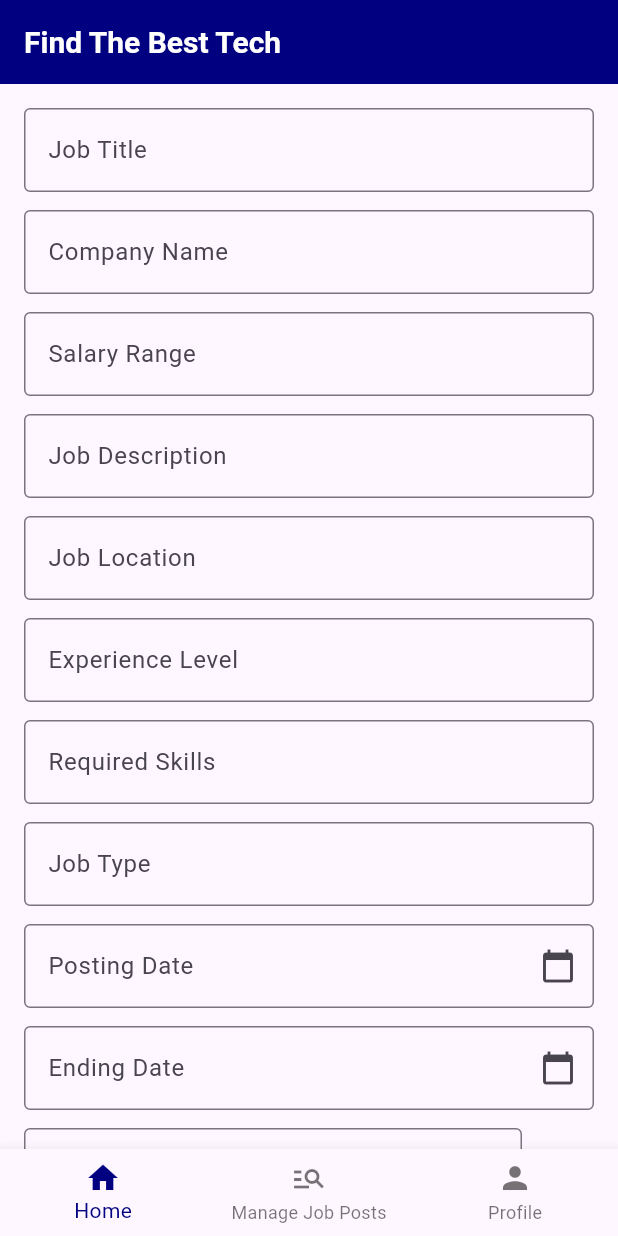
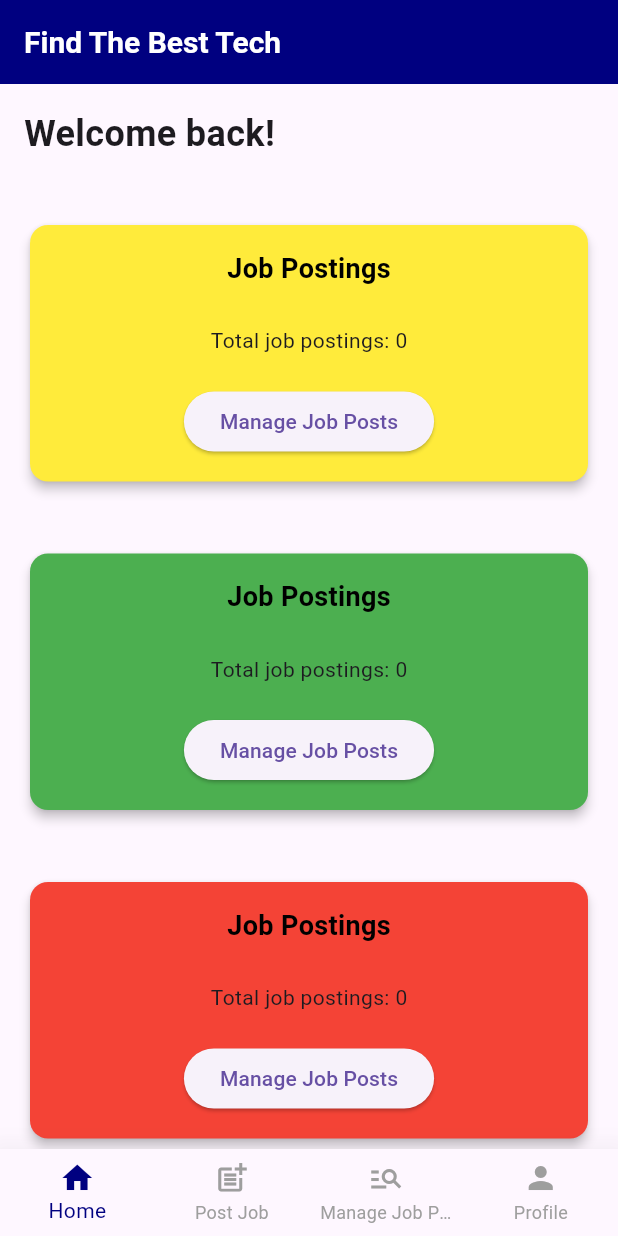
Before and after one commit to SoeThiriKhaing/jobboard, a Flutter app: the EmployerPage screen opened directly, on a phone screen of 412 x 824 dp. Run offline on Flutter 3.47's test engine with Material 3 defaults, Android fonts, the phone set to English and light mode, and no system bars; our stand-ins replace cloud_firestore, firebase_auth, firebase_core, firebase_storage, image_picker; accounts and stored records are empty; project files that could hold a hidden picture were left out.

Commit message:
Initial commit

```diff
--- a/lib/employer/emp_home.dart
+++ b/lib/employer/emp_home.dart
@@ -1,5 +1,6 @@
 import 'package:codehunt/auth/register.dart';
-import 'package:codehunt/employer/homepage.dart';
+import 'package:codehunt/employer/home.dart';
+import 'package:codehunt/employer/jobpostform.dart';
 import 'package:codehunt/employer/managepost.dart';
 import 'package:codehunt/employer/profile.dart';
 import 'package:codehunt/form_decoration/appbarstyle.dart';
@@ -16,7 +17,8 @@ class EmployerPageState extends State<EmployerPage> {
   int _selectedIndex = 0;
 
   static const List<Widget> _pages = <Widget>[
-    EmpHomePage(),
+    EmployerHomePage(),
+    JobPostForm(),
     ManagePostsPage(),
     ProfilePage(),
   ];
@@ -41,9 +43,10 @@ class EmployerPageState extends State<EmployerPage> {
       body: _pages[_selectedIndex],
       bottomNavigationBar: BottomNavigationBar(
         items: const <BottomNavigationBarItem>[
+          BottomNavigationBarItem(icon: Icon(Icons.home), label: "Home"),
           BottomNavigationBarItem(
-            icon: Icon(Icons.home),
-            label: 'Home',
+            icon: Icon(Icons.post_add),
+            label: 'Post Job',
           ),
           BottomNavigationBarItem(
             icon: Icon(Icons.manage_search),
@@ -55,7 +58,10 @@ class EmployerPageState extends State<EmployerPage> {
           ),
         ],
         currentIndex: _selectedIndex,
+        unselectedItemColor: Colors.grey,
         selectedItemColor: RegistrationForm.navyColor,
+        type: BottomNavigationBarType.fixed,
+        elevation: 20,
         onTap: _onItemTapped,
       ),
     );
--- /dev/null
+++ b/lib/employer/home.dart
@@ -0,0 +1,183 @@
+import 'package:codehunt/employer/managepost.dart';
+import 'package:flutter/material.dart';
+import 'package:cloud_firestore/cloud_firestore.dart';
+
+class EmployerHomePage extends StatelessWidget {
+  const EmployerHomePage({Key? key});
+
+  @override
+  Widget build(BuildContext context) {
+    return Scaffold(
+      body: SingleChildScrollView(
+        child: Padding(
+          padding: const EdgeInsets.all(16.0),
+          child: Column(
+            crossAxisAlignment: CrossAxisAlignment.start,
+            children: [
+              FutureBuilder<int>(
+                future: _fetchTotalJobPosts(),
+                builder: (context, snapshot) {
+                  if (snapshot.connectionState == ConnectionState.waiting) {
+                    return const Center(child: CircularProgressIndicator());
+                  }
+                  if (snapshot.hasError) {
+                    return Center(child: Text('Error: ${snapshot.error}'));
+                  }
+                  final totalJobPosts = snapshot.data ?? 0;
+                  return Column(
+                    crossAxisAlignment: CrossAxisAlignment.start,
+                    children: [
+                      const Text(
+                        'Welcome back!', // Replace with actual employer name logic if dynamic
+                        style: TextStyle(
+                            fontSize: 24, fontWeight: FontWeight.bold),
+                      ),
+                      const SizedBox(height: 40),
+                      Card(
+                        color: Colors.yellow,
+                        elevation: 3,
+                        child: Padding(
+                          padding: const EdgeInsets.all(16.0),
+                          child: Column(
+                            crossAxisAlignment: CrossAxisAlignment.start,
+                            children: [
+                              const Center(
+                                child: Text(
+                                  'Job Postings',
+                                  style: TextStyle(
+                                      fontSize: 18,
+                                      fontWeight: FontWeight.bold,
+                                      color: Colors.black),
+                                ),
+                              ),
+                              const SizedBox(height: 25),
+                              Center(
+                                  child: Text(
+                                      'Total job postings: $totalJobPosts')),
+                              const SizedBox(
+                                height: 20,
+                              ),
+                              // Add job posting details or navigation to manage job posts
+                              Center(
+                                child: ElevatedButton(
+                                  onPressed: () {
+                                    Navigator.push(
+                                      context,
+                                      MaterialPageRoute(
+                                        builder: (context) =>
+                                            const ManagePostsPage(),
+                                      ),
+                                    );
+                                  },
+                                  child: const Text('Manage Job Posts'),
+                                ),
+                              ),
+                            ],
+                          ),
+                        ),
+                      ),
+                      const SizedBox(height: 40),
+                      Card(
+                        color: Colors.green,
+                        elevation: 3,
+                        child: Padding(
+                          padding: const EdgeInsets.all(16.0),
+                          child: Column(
+                            crossAxisAlignment: CrossAxisAlignment.start,
+                            children: [
+                              const Center(
+                                child: Text(
+                                  'Job Postings',
+                                  style: TextStyle(
+                                      fontSize: 18,
+                                      fontWeight: FontWeight.bold,
+                                      color: Colors.black),
+                                ),
+                              ),
+                              const SizedBox(height: 25),
+                              Center(
+                                  child: Text(
+                                      'Total job postings: $totalJobPosts')),
+                              const SizedBox(
+                                height: 20,
+                              ),
+                              // Add job posting details or navigation to manage job posts
+                              Center(
+                                child: ElevatedButton(
+                                  onPressed: () {
+                                    Navigator.push(
+                                      context,
+                                      MaterialPageRoute(
+                                        builder: (context) =>
+                                            const ManagePostsPage(),
+                                      ),
+                                    );
+                                  },
+                                  child: const Text('Manage Job Posts'),
+                                ),
+                              ),
+                            ],
+                          ),
+                        ),
+                      ),
+                      const SizedBox(height: 40),
+                      Card(
+                        color: Colors.red,
+                        elevation: 3,
+                        child: Padding(
+                          padding: const EdgeInsets.all(16.0),
+                          child: Column(
+                            crossAxisAlignment: CrossAxisAlignment.start,
+                            children: [
+                              const Center(
+                                child: Text(
+                                  'Job Postings',
+                                  style: TextStyle(
+                                      fontSize: 18,
+                                      fontWeight: FontWeight.bold,
+                                      color: Colors.black),
+                                ),
+                              ),
+                              const SizedBox(height: 25),
+                              Center(
+                                  child: Text(
+                                      'Total job postings: $totalJobPosts')),
+                              const SizedBox(
+                                height: 20,
+                              ),
+                              // Add job posting details or navigation to manage job posts
+                              Center(
+                                child: ElevatedButton(
+                                  onPressed: () {
+                                    Navigator.push(
+                                      context,
+                                      MaterialPageRoute(
+                                        builder: (context) =>
+                                            const ManagePostsPage(),
+                                      ),
+                                    );
+                                  },
+                                  child: const Text('Manage Job Posts'),
+                                ),
+                              ),
+                            ],
+                          ),
+                        ),
+                      ),
+                    ],
+                  );
+                },
+              ),
+            ],
+          ),
+        ),
+      ),
+    );
+  }
+
+  Future<int> _fetchTotalJobPosts() async {
+    final querySnapshot =
+        await FirebaseFirestore.instance.collection('job_posts').get();
+    return querySnapshot.size;
+  }
+}
--- a/lib/employer/homepage.dart
+++ b/lib/employer/jobpostform.dart
@@ -10,14 +10,14 @@ import 'package:firebase_auth/firebase_auth.dart';
 import 'package:image_picker/image_picker.dart';
 import 'package:intl/intl.dart';
 
-class EmpHomePage extends StatefulWidget {
-  const EmpHomePage({super.key});
+class JobPostForm extends StatefulWidget {
+  const JobPostForm({super.key});
 
   @override
-  EmpHomePageState createState() => EmpHomePageState();
+  JobPostFormState createState() => JobPostFormState();
 }
 
-class EmpHomePageState extends State<EmpHomePage> {
+class JobPostFormState extends State<JobPostForm> {
   final _formKey = GlobalKey<FormState>();
   final TextEditingController _titleController = TextEditingController();
   final TextEditingController _companyController = TextEditingController();
```
